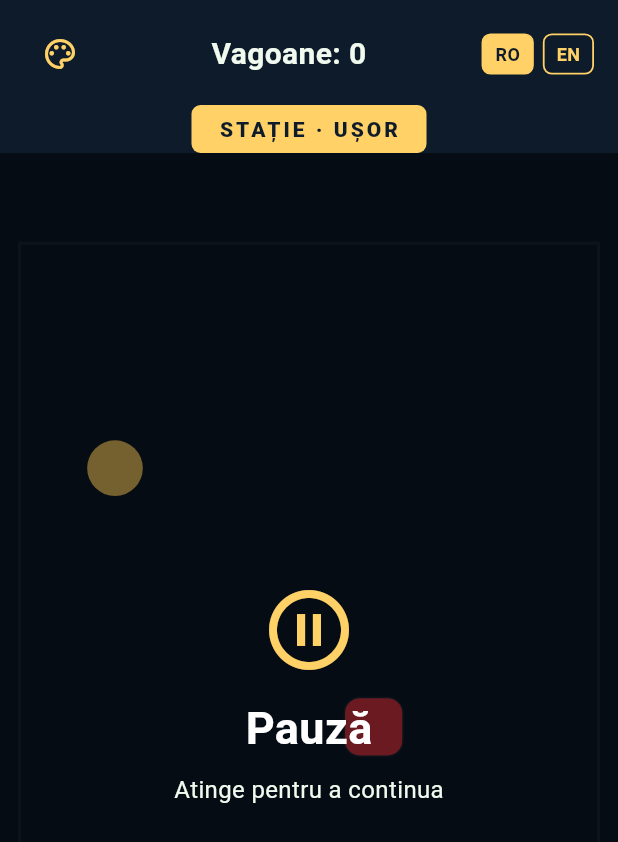
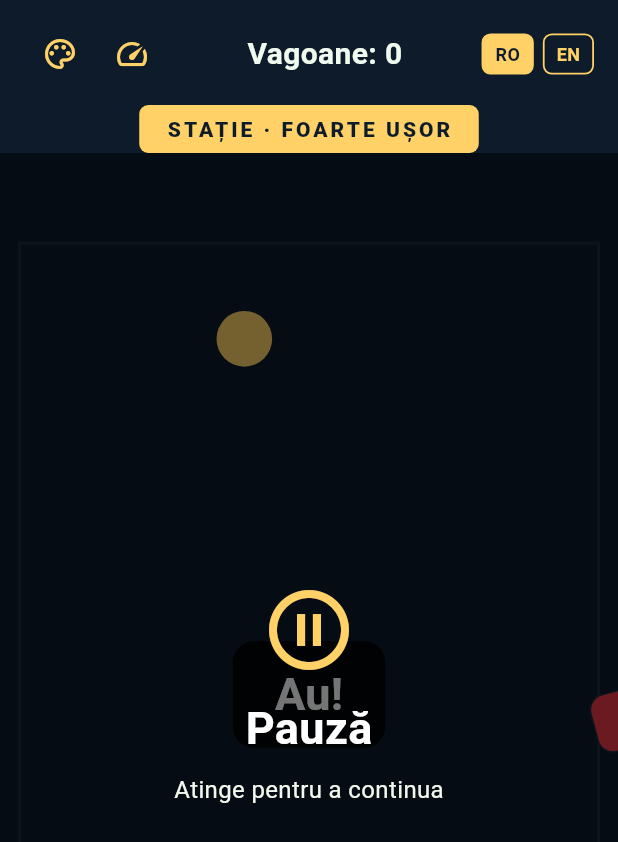
Before and after one commit to CROITMAN6891/Prinde-Metrou, a Flutter app: the screen it shows after launch, after a tap on the "palette" icon, after a tap on "RO", on a phone screen of 412 x 824 dp. Shown: the top 842 px of the screen. Run offline on Flutter 3.47's test engine with Material 3 defaults, Android fonts, the phone set to English and light mode, and no system bars; our stand-ins replace google_mobile_ads, shared_preferences; generated files the repository leaves out were written again; network calls fail.

Commit message:
Add a Very Easy tier and a picker for unlocked speeds
Very Easy (450ms per step) sits below Light and is where new players
start, so the game suits younger children too. A speed button next to
the palette opens a sheet listing every tier: the ones already reached
through a 25-wagon milestone can be picked freely, faster ones stay
locked with a hint on how to reach them.

The fastest tier reached is now stored apart from the tier being
played, so dropping to a slower speed never locks the faster ones
again; players from before this change keep their saved tier as
unlocked. A pick applies to the current run without resetting the
score, and the game stays paused until the player taps to continue.

Co-Authored-By: Claude Opus 5.5 <noreply@anthropic.com>

```diff
--- a/lib/game/game_state.dart
+++ b/lib/game/game_state.dart
@@ -16,7 +16,7 @@ enum GamePhase {
 }
 
 class GameState extends ChangeNotifier {
-  GameState({GridSize? gridSize, this.tier = SpeedTier.light})
+  GameState({GridSize? gridSize, this.tier = SpeedTier.veryEasy})
       : gridSize = gridSize ?? GameConstants.gridSize {
     _reset();
   }
@@ -120,6 +120,11 @@ class GameState extends ChangeNotifier {
     notifyListeners();
   }
 
+  void selectTier(SpeedTier newTier) {
+    tier = newTier;
+    notifyListeners();
+  }
+
   void pause() {
     if (isPaused) return;
     isPaused = true;
--- a/lib/game/progress_store.dart
+++ b/lib/game/progress_store.dart
@@ -11,18 +11,46 @@ class ProgressStore {
       ProgressStore(await SharedPreferences.getInstance());
 
   static const _tierKey = 'speedTier';
+  static const _unlockedTierKey = 'unlockedTier';
   static const _bestScoreKey = 'bestScore';
   static const _skinKey = 'trainSkin';
 
   final SharedPreferences _prefs;
 
+  static SpeedTier? _tierNamed(String? name) =>
+      SpeedTier.values.asNameMap()[name];
+
+  /// The tier the player plays at; never above [unlockedTier].
   SpeedTier get tier {
-    final name = _prefs.getString(_tierKey);
-    return SpeedTier.values.asNameMap()[name] ?? SpeedTier.light;
+    final saved = _tierNamed(_prefs.getString(_tierKey)) ?? SpeedTier.veryEasy;
+    final unlocked = unlockedTier;
+    return saved.index <= unlocked.index ? saved : unlocked;
   }
 
-  Future<void> saveTier(SpeedTier tier) =>
-      _prefs.setString(_tierKey, tier.name);
+  /// The fastest tier ever reached through a milestone; only ever rises.
+  /// Before it was stored separately, the saved [tier] was the fastest
+  /// reached, so that still counts as unlocked.
+  SpeedTier get unlockedTier {
+    final unlocked = _tierNamed(_prefs.getString(_unlockedTierKey));
+    final played = _tierNamed(_prefs.getString(_tierKey));
+    return [
+      SpeedTier.veryEasy,
+      ?unlocked,
+      ?played,
+    ].reduce((a, b) => a.index >= b.index ? a : b);
+  }
+
+  /// Saves [tier] as the one to play at, unlocking it if it is new.
+  Future<void> saveTier(SpeedTier tier) async {
+    // Written every time, not just on a new unlock: until it is stored, the
+    // unlock is inferred from [tier], which this call may be lowering.
+    final unlocked = unlockedTier;
+    await _prefs.setString(
+      _unlockedTierKey,
+      (tier.index > unlocked.index ? tier : unlocked).name,
+    );
+    await _prefs.setString(_tierKey, tier.name);
+  }
 
   /// Best single-run wagon count ever; drives skin unlocks.
   int get bestScore => _prefs.getInt(_bestScoreKey) ?? 0;
--- a/lib/game/progression.dart
+++ b/lib/game/progression.dart
@@ -3,6 +3,7 @@
 const int tierMilestoneInterval = 25;
 
 enum SpeedTier {
+  veryEasy(Duration(milliseconds: 450)),
   light(Duration(milliseconds: 260)),
   medium(Duration(milliseconds: 200)),
   hard(Duration(milliseconds: 150));
@@ -10,6 +11,9 @@ enum SpeedTier {
   const SpeedTier(this.tickInterval);
 
   final Duration tickInterval;
+
+  /// The tier before this one, or `null` at the slowest speed.
+  SpeedTier? get previous => index > 0 ? SpeedTier.values[index - 1] : null;
 
   /// The tier after this one, or `null` at the top speed.
   SpeedTier? get next =>
--- a/lib/l10n/app_ro.arb
+++ b/lib/l10n/app_ro.arb
@@ -9,6 +9,7 @@
   "languageNameRomanian": "RO",
   "pausedTitle": "Pauză",
   "tapToContinue": "Atinge pentru a continua",
+  "tierVeryEasy": "Foarte ușor",
   "tierLight": "Ușor",
   "tierMedium": "Mediu",
   "tierHard": "Greu",
@@ -22,5 +23,7 @@
   "celebrateLegend": "Legendă!",
   "skinPickerTitle": "Culoarea trenului",
   "skinLocked": "Se deblochează la {count} vagoane",
-  "skinUnlocked": "Culoare nouă de tren deblocată!"
+  "skinUnlocked": "Culoare nouă de tren deblocată!",
+  "tierPickerTitle": "Viteza trenului",
+  "tierLocked": "Se deblochează la {count} vagoane pe {tier}"
 }
--- a/lib/ui/screens/game_screen.dart
+++ b/lib/ui/screens/game_screen.dart
@@ -17,6 +17,7 @@ import '../widgets/metro_grid.dart';
 import '../widgets/pause_overlay.dart';
 import '../widgets/skin_picker.dart';
 import '../widgets/tier_choice_overlay.dart';
+import '../widgets/tier_picker.dart';
 
 class GameScreen extends StatefulWidget {
   const GameScreen({
@@ -132,6 +133,19 @@ class _GameScreenState extends State<GameScreen>
     widget.progressStore.saveSkin(chosen);
   }
 
+  /// Leaves the game paused afterwards, like the skin picker, so the player
+  /// resumes on their own at the new speed.
+  Future<void> _openTierPicker() async {
+    _gameController.pause();
+    final chosen = await TierPicker.show(
+      context,
+      selected: _gameState.tier,
+      unlocked: widget.progressStore.unlockedTier,
+    );
+    if (!mounted || chosen == null) return;
+    _gameController.selectTier(chosen);
+  }
+
   /// Waits [duration], then holds for as long as the game is paused, so a
   /// timed sequence never advances while the app is in the background.
   Future<void> _delayRespectingPause(Duration duration) async {
@@ -160,14 +174,29 @@ class _GameScreenState extends State<GameScreen>
               child: Row(
                 mainAxisAlignment: MainAxisAlignment.spaceBetween,
                 children: [
-                  SizedBox(
-                    width: 48, // balances the switcher's width
-                    child: IconButton(
-                      tooltip: l10n.skinPickerTitle,
-                      icon: const Icon(Icons.palette_outlined),
-                      color: MetroTheme.wagonColor,
-                      onPressed: _openSkinPicker,
-                    ),
+                  Row(
+                    mainAxisSize: MainAxisSize.min,
+                    children: [
+                      IconButton(
+                        tooltip: l10n.skinPickerTitle,
+                        icon: const Icon(Icons.palette_outlined),
+                        color: MetroTheme.wagonColor,
+                        onPressed: _openSkinPicker,
+                      ),
+                      AnimatedBuilder(
+                        animation: _gameState,
+                        builder: (context, _) => IconButton(
+                          tooltip: l10n.tierPickerTitle,
+                          icon: const Icon(Icons.speed),
+                          color: MetroTheme.wagonColor,
+                          // The milestone box is already a speed choice.
+                          onPressed:
+                              _gameState.phase == GamePhase.choosingTier
+                              ? null
+                              : _openTierPicker,
+                        ),
+                      ),
+                    ],
                   ),
                   AnimatedBuilder(
                     animation: _gameState,
--- a/lib/ui/widgets/tier_choice_overlay.dart
+++ b/lib/ui/widgets/tier_choice_overlay.dart
@@ -6,6 +6,7 @@ import '../theme/metro_theme.dart';
 
 extension SpeedTierLabel on SpeedTier {
   String label(AppLocalizations l10n) => switch (this) {
+    SpeedTier.veryEasy => l10n.tierVeryEasy,
     SpeedTier.light => l10n.tierLight,
     SpeedTier.medium => l10n.tierMedium,
     SpeedTier.hard => l10n.tierHard,
```
Also changed, not shown: lib/game/game_controller.dart (+8 -0 lines), lib/l10n/app_en.arb (+21 -1 lines), lib/ui/widgets/tier_picker.dart (added, +155 -0 lines), 2 other files.
